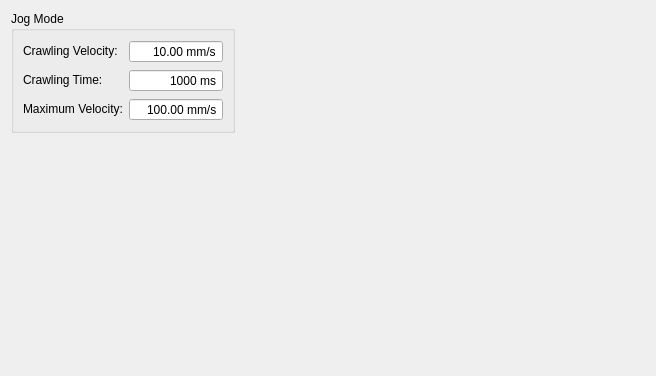
Before: the Qt Designer form source/wnd/h2jogmode.ui in ww4u/mct-t4, drawn with Qt 5.
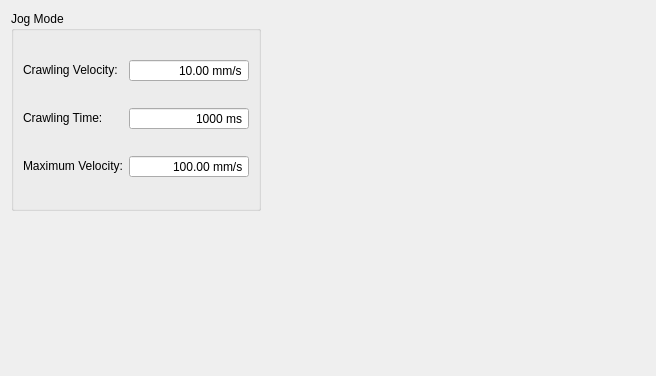
After: the same form once the commit is applied. Icons and pictures are not drawn.

Patch:
```diff
--- a/source/wnd/h2jogmode.ui
+++ b/source/wnd/h2jogmode.ui
@@ -16,12 +16,48 @@
   <layout class="QGridLayout" name="gridLayout">
    <item row="0" column="0" colspan="2">
     <widget class="QGroupBox" name="groupBox_222">
+     <property name="sizePolicy">
+      <sizepolicy hsizetype="Preferred" vsizetype="Preferred">
+       <horstretch>0</horstretch>
+       <verstretch>0</verstretch>
+      </sizepolicy>
+     </property>
+     <property name="minimumSize">
+      <size>
+       <width>0</width>
+       <height>200</height>
+      </size>
+     </property>
+     <property name="maximumSize">
+      <size>
+       <width>16777215</width>
+       <height>300</height>
+      </size>
+     </property>
      <property name="title">
       <string>Jog Mode</string>
      </property>
      <layout class="QGridLayout" name="gridLayout_3">
       <item row="0" column="1">
        <widget class="QDoubleSpinBox" name="doubleSpinBox_CrawlingVelocity">
+        <property name="sizePolicy">
+         <sizepolicy hsizetype="Fixed" vsizetype="Fixed">
+          <horstretch>0</horstretch>
+          <verstretch>0</verstretch>
+         </sizepolicy>
+        </property>
+        <property name="minimumSize">
+         <size>
+          <width>120</width>
+          <height>0</height>
+         </size>
+        </property>
+        <property name="maximumSize">
+         <size>
+          <width>120</width>
+          <height>16777215</height>
+         </size>
+        </property>
         <property name="cursor">
          <cursorShape>IBeamCursor</cursorShape>
         </property>
@@ -76,6 +112,24 @@
       </item>
       <item row="1" column="1">
        <widget class="QDoubleSpinBox" name="doubleSpinBox_CrawlingTime">
+        <property name="sizePolicy">
+         <sizepolicy hsizetype="Fixed" vsizetype="Fixed">
+          <horstretch>0</horstretch>
+          <verstretch>0</verstretch>
+         </sizepolicy>
+        </property>
+        <property name="minimumSize">
+         <size>
+          <width>120</width>
+          <height>0</height>
+         </size>
+        </property>
+        <property name="maximumSize">
+         <size>
+          <width>120</width>
+          <height>16777215</height>
+         </size>
+        </property>
         <property name="cursor">
          <cursorShape>IBeamCursor</cursorShape>
         </property>
@@ -107,6 +161,24 @@
       </item>
       <item row="2" column="1">
        <widget class="QDoubleSpinBox" name="doubleSpinBox_MaximumVelocity">
+        <property name="sizePolicy">
+         <sizepolicy hsizetype="Fixed" vsizetype="Fixed">
+          <horstretch>0</horstretch>
+          <verstretch>0</verstretch>
+         </sizepolicy>
+        </property>
+        <property name="minimumSize">
+         <size>
+          <width>120</width>
+          <height>0</height>
+         </size>
+        </property>
+        <property name="maximumSize">
+         <size>
+          <width>120</width>
+          <height>16777215</height>
+         </size>
+        </property>
         <property name="cursor">
          <cursorShape>IBeamCursor</cursorShape>
         </property>
```
